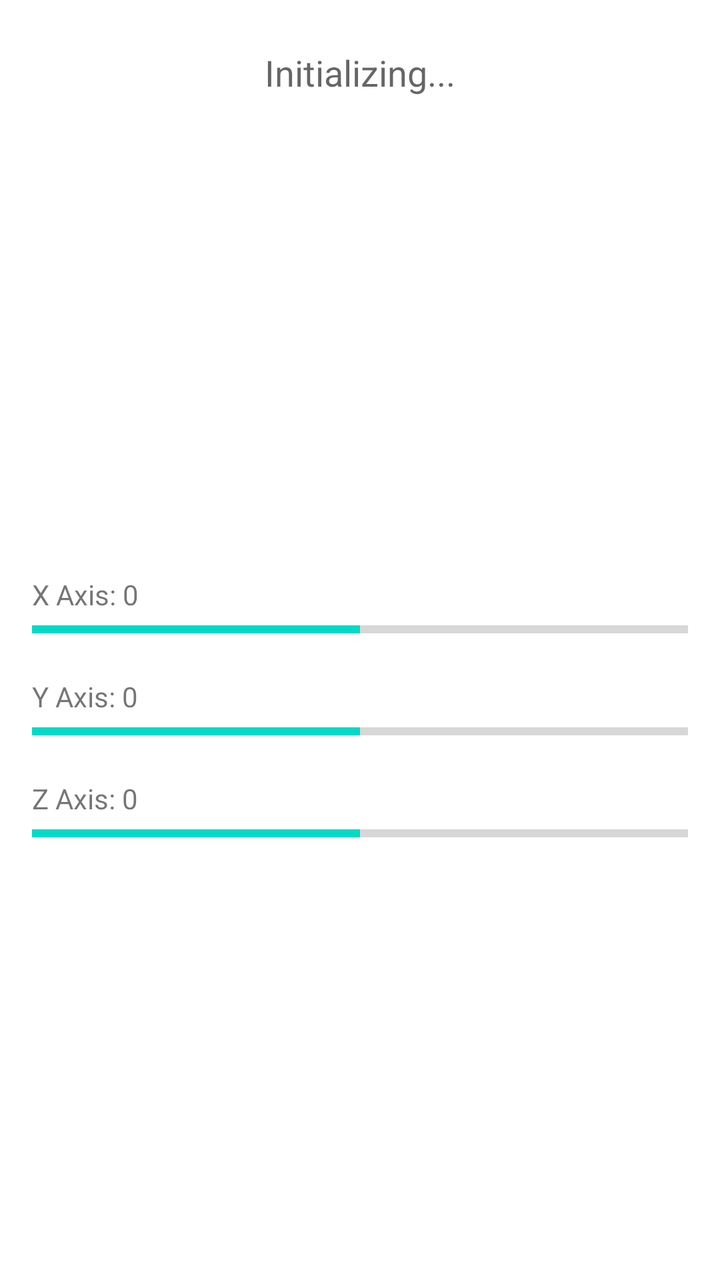
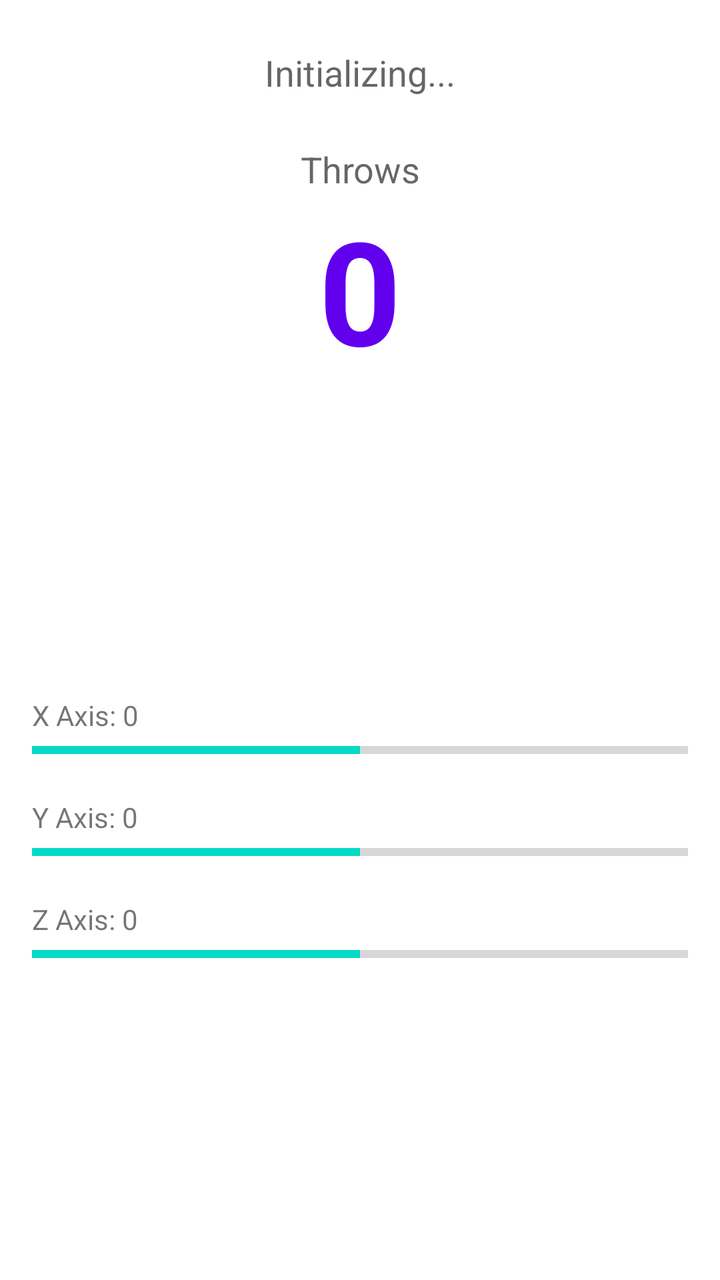

An Android layout rendered at two revisions. The XML below is the earlier revision; the diff shows what the commit changed to produce the second picture.
<!-- AndroidManifest.xml: application theme Theme.MaterialComponents.DayNight.NoActionBar -->
<!-- res/layout/activity_main.xml -->
<?xml version="1.0" encoding="utf-8"?>
<androidx.constraintlayout.widget.ConstraintLayout xmlns:android="http://schemas.android.com/apk/res/android"
    xmlns:app="http://schemas.android.com/apk/res-auto"
    xmlns:tools="http://schemas.android.com/tools"
    android:layout_width="match_parent"
    android:layout_height="match_parent"
    tools:context=".MainActivity">

    <TextView
        android:id="@+id/statusText"
        android:layout_width="0dp"
        android:layout_height="wrap_content"
        android:gravity="center"
        android:padding="24dp"
        android:text="Initializing..."
        android:textAppearance="@style/TextAppearance.AppCompat.Medium"
        app:layout_constraintEnd_toEndOf="parent"
        app:layout_constraintStart_toStartOf="parent"
        app:layout_constraintTop_toTopOf="parent" />

    <LinearLayout
        android:id="@+id/visualizationContainer"
        android:layout_width="0dp"
        android:layout_height="wrap_content"
        android:orientation="vertical"
        android:padding="16dp"
        app:layout_constraintBottom_toBottomOf="parent"
        app:layout_constraintEnd_toEndOf="parent"
        app:layout_constraintStart_toStartOf="parent"
        app:layout_constraintTop_toBottomOf="@id/statusText">

        <LinearLayout
            android:layout_width="match_parent"
            android:layout_height="wrap_content"
            android:orientation="horizontal">
            <TextView
                android:layout_width="wrap_content"
                android:layout_height="wrap_content"
                android:text="X Axis: " />
            <TextView
                android:id="@+id/valX"
                android:layout_width="wrap_content"
                android:layout_height="wrap_content"
                android:text="0" />
        </LinearLayout>

        <ProgressBar
            android:id="@+id/barX"
            style="?android:attr/progressBarStyleHorizontal"
            android:layout_width="match_parent"
            android:layout_height="wrap_content"
            android:max="2000"
            android:progress="1000" />

        <LinearLayout
            android:layout_width="match_parent"
            android:layout_height="wrap_content"
            android:layout_marginTop="16dp"
            android:orientation="horizontal">
            <TextView
                android:layout_width="wrap_content"
                android:layout_height="wrap_content"
                android:text="Y Axis: " />
            <TextView
                android:id="@+id/valY"
                android:layout_width="wrap_content"
                android:layout_height="wrap_content"
                android:text="0" />
        </LinearLayout>

        <ProgressBar
            android:id="@+id/barY"
            style="?android:attr/progressBarStyleHorizontal"
            android:layout_width="match_parent"
            android:layout_height="wrap_content"
            android:max="2000"
            android:progress="1000" />

        <LinearLayout
            android:layout_width="match_parent"
            android:layout_height="wrap_content"
            android:layout_marginTop="16dp"
            android:orientation="horizontal">
            <TextView
                android:layout_width="wrap_content"
                android:layout_height="wrap_content"
                android:text="Z Axis: " />
            <TextView
                android:id="@+id/valZ"
                android:layout_width="wrap_content"
                android:layout_height="wrap_content"
                android:text="0" />
        </LinearLayout>

        <ProgressBar
            android:id="@+id/barZ"
            style="?android:attr/progressBarStyleHorizontal"
            android:layout_width="match_parent"
            android:layout_height="wrap_content"
            android:max="2000"
            android:progress="1000" />

    </LinearLayout>
</androidx.constraintlayout.widget.ConstraintLayout>
<!-- resources referenced by this layout -->
<resources>

</resources>

<!-- the commit's change to res/layout/activity_main.xml (unified diff, before → after) -->
@@ -18,6 +18,30 @@
         app:layout_constraintStart_toStartOf="parent"
         app:layout_constraintTop_toTopOf="parent" />
 
+    <TextView
+        android:id="@+id/throwCountLabel"
+        android:layout_width="0dp"
+        android:layout_height="wrap_content"
+        android:gravity="center"
+        android:text="Throws"
+        android:textAppearance="@style/TextAppearance.AppCompat.Medium"
+        app:layout_constraintEnd_toEndOf="parent"
+        app:layout_constraintStart_toStartOf="parent"
+        app:layout_constraintTop_toBottomOf="@id/statusText" />
+
+    <TextView
+        android:id="@+id/throwCount"
+        android:layout_width="0dp"
+        android:layout_height="wrap_content"
+        android:gravity="center"
+        android:text="0"
+        android:textColor="?android:attr/colorPrimary"
+        android:textSize="72sp"
+        android:textStyle="bold"
+        app:layout_constraintEnd_toEndOf="parent"
+        app:layout_constraintStart_toStartOf="parent"
+        app:layout_constraintTop_toBottomOf="@id/throwCountLabel" />
+
     <LinearLayout
         android:id="@+id/visualizationContainer"
         android:layout_width="0dp"
@@ -27,7 +51,7 @@
         app:layout_constraintBottom_toBottomOf="parent"
         app:layout_constraintEnd_toEndOf="parent"
         app:layout_constraintStart_toStartOf="parent"
-        app:layout_constraintTop_toBottomOf="@id/statusText">
+        app:layout_constraintTop_toBottomOf="@id/throwCount">
 
         <LinearLayout
             android:layout_width="match_parent"
